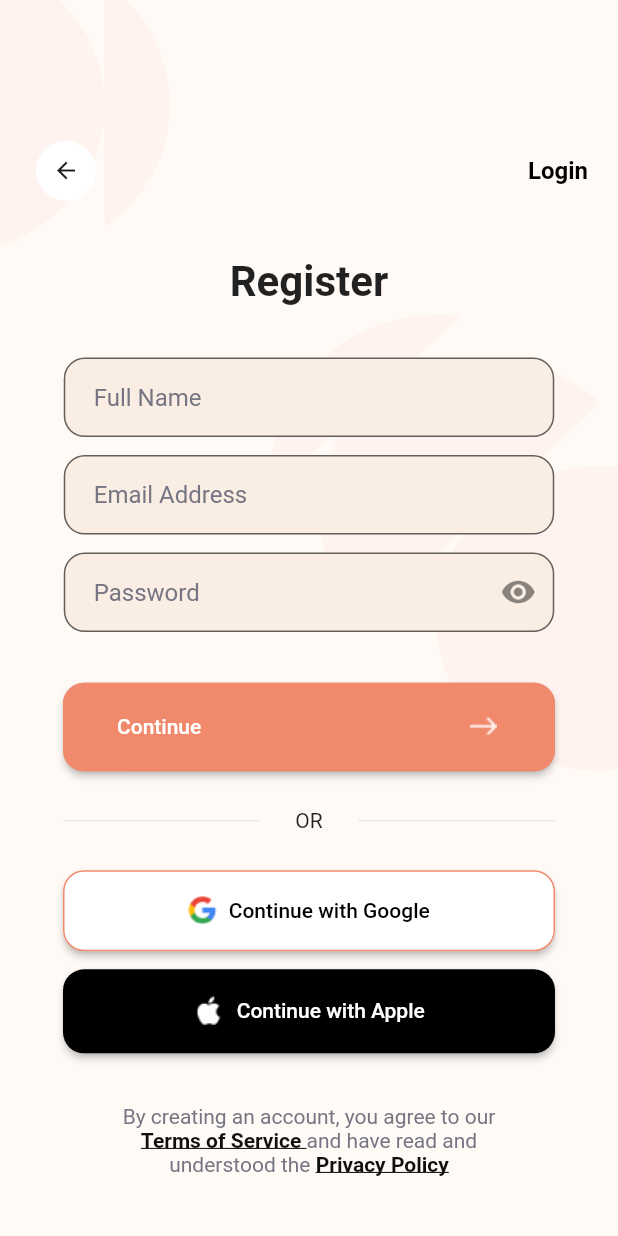
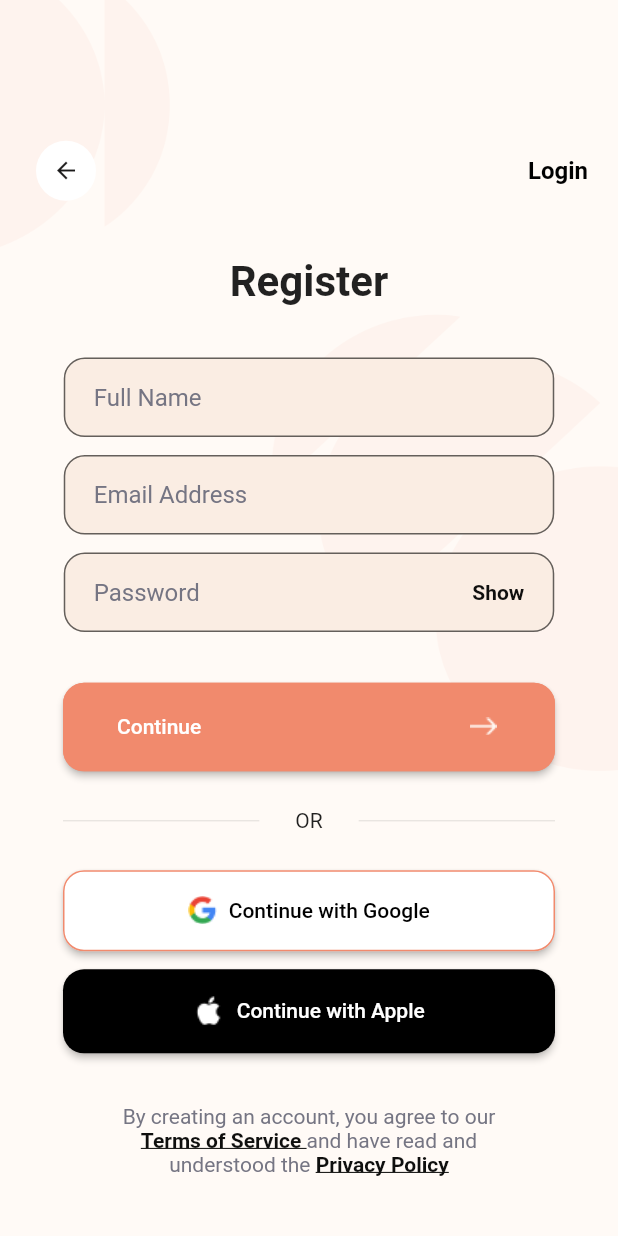
Before and after one commit to jeremysianturi/Heyva, a Flutter app: the LoginView screen opened by its route, after a tap on "Register", on a phone screen of 412 x 824 dp. Run offline on Flutter 3.47's test engine with Material 2 defaults, Android fonts, the phone set to English and light mode, and no system bars; our stand-ins replace animated_text_kit, carousel_slider, dio, easy_stepper, firebase_auth, firebase_core and 11 more; missing offline and left inert: appinio_video_player, bottom_picker; accounts and stored records are empty.

Commit message:
FINISH:
- change eye icon password field on login_view.dart and register_view.dart to text "Show","hide"
- set firsttime obsecure to "true" on login_controller.dart

```diff
--- a/lib/app/modules/login/controllers/login_controller.dart
+++ b/lib/app/modules/login/controllers/login_controller.dart
@@ -13,7 +13,7 @@ import 'package:heyva/services/dio_services.dart';
 class LoginController extends GetxController {
   TextEditingController emailC = TextEditingController();
   TextEditingController passC = TextEditingController();
-  RxBool isObscure = false.obs;
+  RxBool isObscure = true.obs;
 
   var isLoading = false.obs;
   late DioClient _client;
--- a/lib/app/modules/login/views/login_view.dart
+++ b/lib/app/modules/login/views/login_view.dart
@@ -128,13 +128,16 @@ class LoginView extends GetView<LoginController> {
                                             color: ColorApp.grey_font),
                                         labelStyle: const TextStyle(
                                             fontSize: 16,
-                                          color: ColorApp.black_font_underline,
+                                            color:
+                                                ColorApp.black_font_underline,
                                             fontWeight: FontWeight.w400),
                                         border: OutlineInputBorder(
-                                        borderRadius: BorderRadius.circular(14),
+                                          borderRadius:
+                                              BorderRadius.circular(14),
                                         ),
                                         errorBorder: OutlineInputBorder(
-                                        borderRadius: BorderRadius.circular(14),
+                                          borderRadius:
+                                              BorderRadius.circular(14),
                                           borderSide: const BorderSide(
                                             color: ColorApp.red_error,
                                             width: 2.0,
@@ -145,18 +148,31 @@ class LoginView extends GetView<LoginController> {
                                             : null,
                                         errorStyle:
                                             const TextStyle(fontSize: 0.01),
-                                      suffixIcon: IconButton(
-                                        icon: Icon(
-                                            loginController.isObscure.value ==
-                                                    true
-                                                ? Icons.visibility
-                                                : Icons.visibility_off),
-                                        onPressed: () {
+                                        suffixIcon: InkWell(
+                                          onTap: () {
                                             loginController.isObscure.value =
-                                              !loginController.isObscure.value;
+                                                !loginController
+                                                    .isObscure.value;
                                           },
+                                          child: Column(
+                                            mainAxisAlignment: MainAxisAlignment.center,
+                                            children: [
+                                              Padding(
+                                                padding: const EdgeInsets.only(right: 20.0),
+                                                child: Text(
+                                                  loginController.isObscure.isTrue
+                                                      ? "Show"
+                                                      : "Hide",
+                                                  style: const TextStyle(
+                                                      fontSize: 14,
+                                                      fontWeight: FontWeight.w600,
+                                                      color: ColorApp
+                                                          .black_font_underline),
                                                 ),
                                               ),
+                                            ],
+                                          ),
+                                        )),
                                   ),
                                 ),
                                 if (controller.errorMessage.value.isNotEmpty)
--- a/lib/app/modules/register/views/register_view.dart
+++ b/lib/app/modules/register/views/register_view.dart
@@ -154,17 +154,31 @@ class RegisterView extends GetView<RegisterController> {
                                     ? "error"
                                     : null,
                                 errorStyle: const TextStyle(fontSize: 0.01),
-                              suffixIcon: IconButton(
-                                icon: Icon(
-                                    registerController.isObscure.value == true
-                                        ? Icons.visibility
-                                        : Icons.visibility_off),
-                                onPressed: () {
+                                suffixIcon: InkWell(
+                                  onTap: () {
                                     registerController.isObscure.value =
                                         !registerController.isObscure.value;
                                   },
+                                  child: Column(
+                                    mainAxisAlignment: MainAxisAlignment.center,
+                                    children: [
+                                      Padding(
+                                        padding:
+                                            const EdgeInsets.only(right: 20.0),
+                                        child: Text(
+                                          registerController.isObscure.isTrue
+                                              ? "Show"
+                                              : "Hide",
+                                          style: const TextStyle(
+                                              fontSize: 14,
+                                              fontWeight: FontWeight.w600,
+                                              color: ColorApp
+                                                  .black_font_underline),
                                         ),
                                       ),
+                                    ],
+                                  ),
+                                )),
                           ),
                         ),
                         if (controller.errorMessage.value.isNotEmpty)
```
Lines whose indentation alone changed are shown as unchanged.
